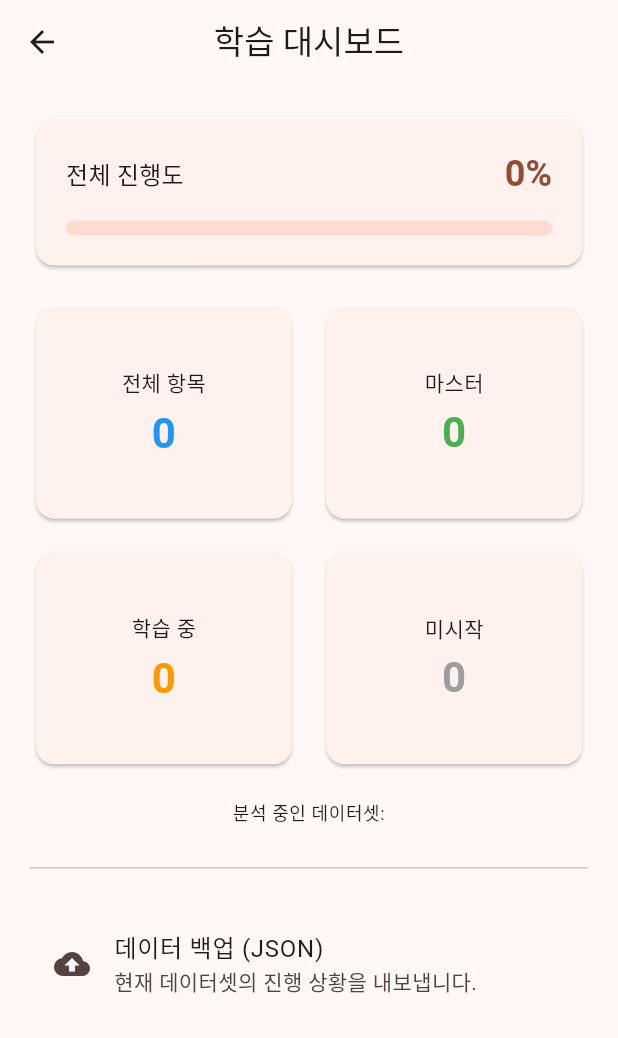
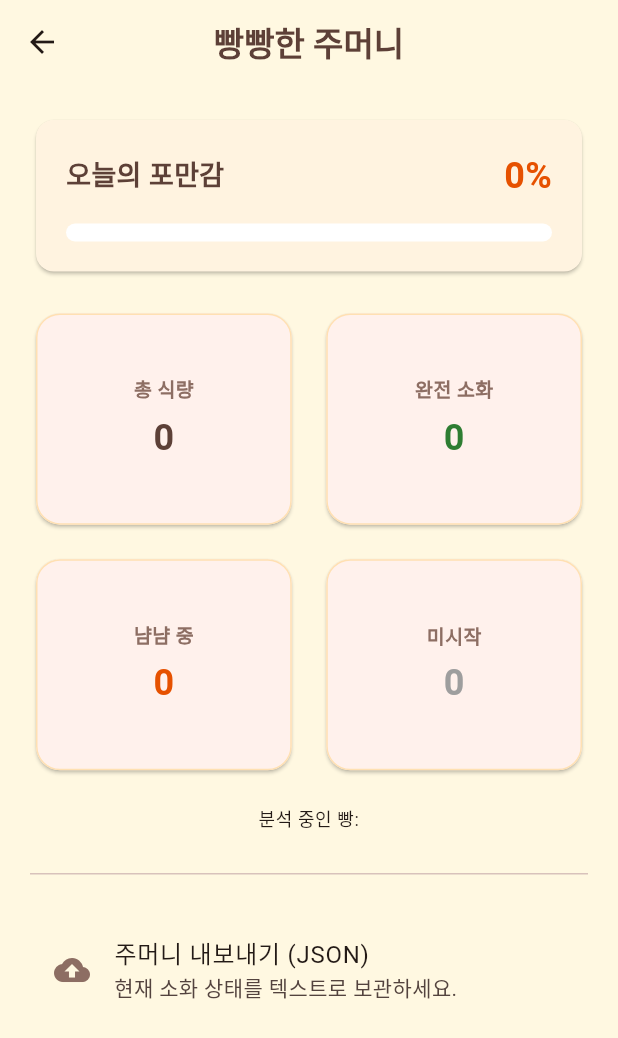
Before and after one commit to jk-hanguk/memory-bread, a Flutter app: the DashboardScreen screen opened directly with empty values, on a phone screen of 412 x 824 dp. Shown: the top 1038 px of the screen. Run offline on Flutter 3.47's test engine with Material 3 defaults, Android fonts, the phone set to English and light mode, and no system bars; our stand-ins replace shared_preferences; accounts and stored records are empty.

Commit message:
디자인 수정

```diff
--- a/lib/screens/dashboard_screen.dart
+++ b/lib/screens/dashboard_screen.dart
@@ -40,7 +40,7 @@ class _DashboardScreenState extends State<DashboardScreen> {
     showDialog(
       context: context,
       builder: (context) => AlertDialog(
-        title: const Text('데이터 백업'),
+        title: const Text('주머니 백업'),
         content: Column(
           mainAxisSize: MainAxisSize.min,
           crossAxisAlignment: CrossAxisAlignment.start,
@@ -80,7 +80,7 @@ class _DashboardScreenState extends State<DashboardScreen> {
 
     return Scaffold(
       appBar: AppBar(
-        title: const Text('학습 대시보드'),
+        title: const Text('빵빵한 주머니'),
         centerTitle: true,
       ),
       body: SingleChildScrollView(
@@ -89,12 +89,14 @@ class _DashboardScreenState extends State<DashboardScreen> {
           children: [
             _buildStatCard(
               context,
-              '전체 진행도',
+              '오늘의 포만감',
               total > 0 ? '${((mastered / total) * 100).toStringAsFixed(1)}%' : '0%',
               LinearProgressIndicator(
                 value: total > 0 ? mastered / total : 0,
-                minHeight: 10,
-                borderRadius: BorderRadius.circular(5),
+                minHeight: 12,
+                backgroundColor: Colors.white,
+                color: const Color(0xFFFFB74D),
+                borderRadius: BorderRadius.circular(6),
               ),
             ),
             const SizedBox(height: 20),
@@ -106,15 +108,15 @@ class _DashboardScreenState extends State<DashboardScreen> {
               crossAxisSpacing: 15,
               childAspectRatio: 1.2,
               children: [
-                _buildSummaryItem(context, '전체 항목', total.toString(), Colors.blue),
-                _buildSummaryItem(context, '마스터', mastered.toString(), Colors.green),
-                _buildSummaryItem(context, '학습 중', inProgress.toString(), Colors.orange),
+                _buildSummaryItem(context, '총 식량', total.toString(), const Color(0xFF5D4037)),
+                _buildSummaryItem(context, '완전 소화', mastered.toString(), const Color(0xFF2E7D32)),
+                _buildSummaryItem(context, '냠냠 중', inProgress.toString(), const Color(0xFFE65100)),
                 _buildSummaryItem(context, '미시작', notStarted.toString(), Colors.grey),
               ],
             ),
             const SizedBox(height: 20),
             Text(
-              '분석 중인 데이터셋: ${widget.assetPath}',
+              '분석 중인 빵: ${widget.assetPath.split('/').last}',
               style: Theme.of(context).textTheme.bodySmall,
               textAlign: TextAlign.center,
             ),
@@ -122,9 +124,9 @@ class _DashboardScreenState extends State<DashboardScreen> {
             const Divider(),
             const SizedBox(height: 20),
             ListTile(
-              leading: const Icon(Icons.backup),
-              title: const Text('데이터 백업 (JSON)'),
-              subtitle: const Text('현재 데이터셋의 진행 상황을 내보냅니다.'),
+              leading: const Icon(Icons.backup, color: Color(0xFF8D6E63)),
+              title: const Text('주머니 내보내기 (JSON)'),
+              subtitle: const Text('현재 소화 상태를 텍스트로 보관하세요.'),
               onTap: _exportData,
             ),
           ],
@@ -135,6 +137,7 @@ class _DashboardScreenState extends State<DashboardScreen> {
 
   Widget _buildStatCard(BuildContext context, String title, String value, Widget progress) {
     return Card(
+      color: const Color(0xFFFFF3E0),
       child: Padding(
         padding: const EdgeInsets.all(20),
         child: Column(
@@ -142,10 +145,11 @@ class _DashboardScreenState extends State<DashboardScreen> {
             Row(
               mainAxisAlignment: MainAxisAlignment.spaceBetween,
               children: [
-                Text(title, style: Theme.of(context).textTheme.titleMedium),
-                Text(value, style: Theme.of(context).textTheme.headlineSmall?.copyWith(
+                Text(title, style: const TextStyle(fontWeight: FontWeight.bold, fontSize: 18, color: Color(0xFF5D4037))),
+                Text(value, style: const TextStyle(
+                  fontSize: 24,
                   fontWeight: FontWeight.bold,
-                  color: Theme.of(context).colorScheme.primary,
+                  color: Color(0xFFE65100),
                 )),
               ],
             ),
@@ -159,15 +163,18 @@ class _DashboardScreenState extends State<DashboardScreen> {
 
   Widget _buildSummaryItem(BuildContext context, String label, String count, Color color) {
     return Card(
+      elevation: 1,
+      shape: RoundedRectangleBorder(borderRadius: BorderRadius.circular(16), side: const BorderSide(color: Color(0xFFFFE0B2))),
       child: Padding(
         padding: const EdgeInsets.all(15),
         child: Column(
           mainAxisAlignment: MainAxisAlignment.center,
           children: [
-            Text(label, style: Theme.of(context).textTheme.bodyMedium),
+            Text(label, style: const TextStyle(color: Color(0xFF8D6E63), fontSize: 13, fontWeight: FontWeight.bold)),
             const SizedBox(height: 5),
-            Text(count, style: Theme.of(context).textTheme.headlineMedium?.copyWith(
+            Text(count, style: TextStyle(
               color: color,
+              fontSize: 24,
               fontWeight: FontWeight.bold,
             )),
           ],
--- a/pubspec.yaml
+++ b/pubspec.yaml
@@ -5,7 +5,7 @@ publish_to: 'none'
 version: 1.0.0+1
 
 environment:
-  sdk: ^3.40.0
+  sdk: ^3.11.0
 
 dependencies:
   flutter:
```
Also changed, not shown: lib/main.dart (+88 -54 lines), lib/screens/learning_screen.dart (+38 -35 lines), lib/screens/test_screen.dart (+38 -27 lines).
